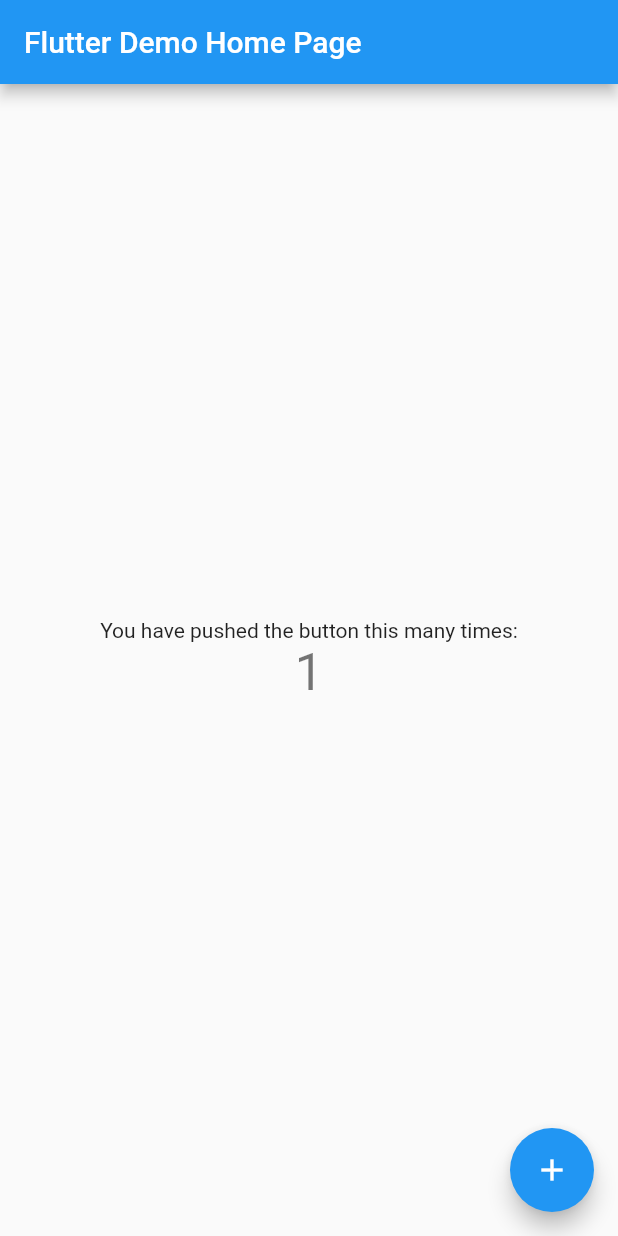
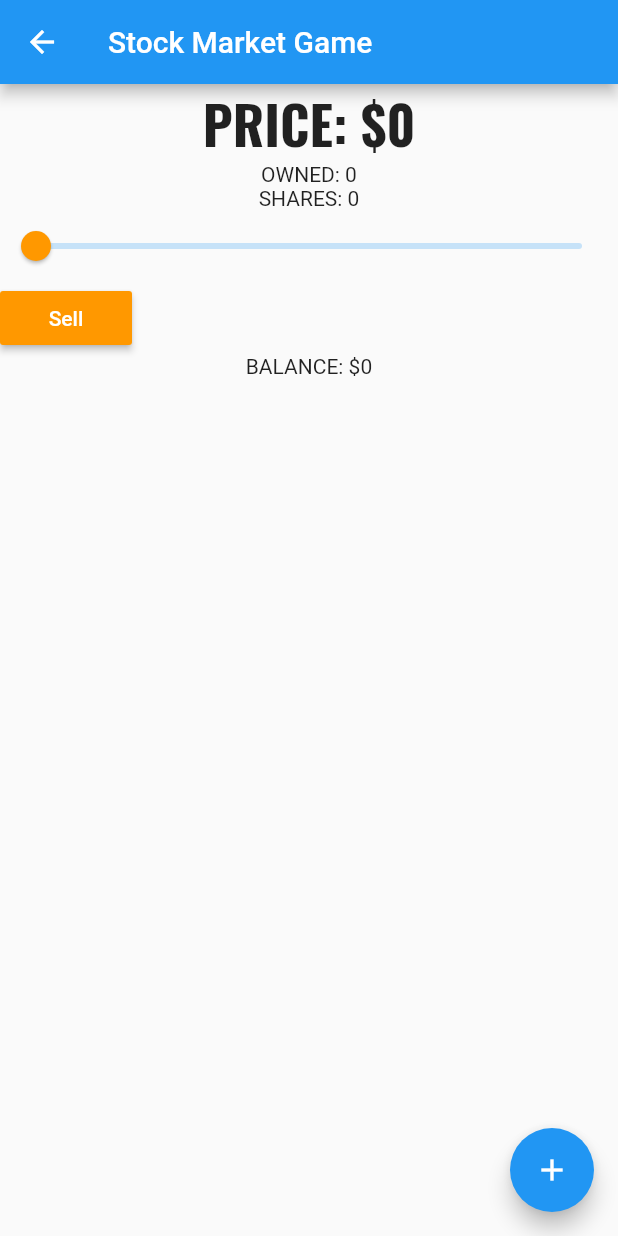
Before and after one commit to praneetnadella/Finance4Kids, a Flutter app: the screen it shows after launch, after a tap on the "add" icon, on a phone screen of 412 x 824 dp. Run offline on Flutter 3.47's test engine with Material 2 defaults, Android fonts, the phone set to English and light mode, and no system bars.

Commit message:
Stock Game Initial

```diff
--- /dev/null
+++ b/lib/game.dart
@@ -0,0 +1,55 @@
+import 'package:finance4kids/main.dart';
+import 'package:flutter/material.dart';
+
+
+
+class StockGame extends StatefulWidget {
+  @override
+  _StockGameState createState() => _StockGameState();
+}
+
+class _StockGameState extends State<StockGame> {
+  int _price = 0;
+  int _owned = 0;
+  int _shares = 0;
+  int _balance = 100;
+  double shares = 0.0;
+  @override
+  Widget build(BuildContext context) {
+    return Scaffold(
+      appBar: AppBar(
+
+        title: Text("Stock Market Game"),
+      ),
+      body: Column (children: <Widget>[
+        Text("PRICE: \$" + _price.toString(),
+          style: TextStyle(fontWeight: FontWeight.w800, fontSize: 35, fontFamily: 'Oswald'),),
+        Text("OWNED: " + _owned.toString()),
+        Text("SHARES: " + _shares.toString()),
+        Slider.adaptive (
+          max: 20.0, min: 0.0, activeColor: Colors.orange, value: shares,
+          onChanged: (double newValue) {
+            setState(() {
+              _shares = newValue.round();
+              shares = newValue;
+            });
+          },),
+        Row (children: <Widget>[
+          RaisedButton(
+            child: Text("Sell", style: TextStyle(color: Colors.white),),
+            onPressed: () => {
+            },
+            color: Colors.orange,)
+        ],),
+        Text("BALANCE: \$" + _price.toString()),
+      ],),
+      floatingActionButton: FloatingActionButton(
+        onPressed: () {
+           Navigator.pop(context);
+        },
+        tooltip: 'Increment',
+        child: Icon(Icons.add),
+      ), // This trailing comma makes auto-formatting nicer for build methods.
+    );
+  }
+}
--- a/lib/main.dart
+++ b/lib/main.dart
@@ -1,3 +1,4 @@
+import 'package:finance4kids/game.dart';
 import 'package:flutter/material.dart';
 
 void main() => runApp(MyApp());
@@ -7,20 +8,11 @@ class MyApp extends StatelessWidget {
   @override
   Widget build(BuildContext context) {
     return MaterialApp(
-      title: 'Flutter Demo',
+      title: 'Finance4Kids',
       theme: ThemeData(
-        // This is the theme of your application.
-        //
-        // Try running your application with "flutter run". You'll see the
-        // application has a blue toolbar. Then, without quitting the app, try
-        // changing the primarySwatch below to Colors.green and then invoke
-        // "hot reload" (press "r" in the console where you ran "flutter run",
-        // or simply save your changes to "hot reload" in a Flutter IDE).
-        // Notice that the counter didn't reset back to zero; the application
-        // is not restarted.
         primarySwatch: Colors.blue,
       ),
-      home: MyHomePage(title: 'Flutter Demo Home Page'),
+      home: MyHomePage(title: 'Finance4Kids'),
     );
   }
 }
@@ -48,47 +40,18 @@ class _MyHomePageState extends State<MyHomePage> {
 
   void _incrementCounter() {
     setState(() {
-      // This call to setState tells the Flutter framework that something has
-      // changed in this State, which causes it to rerun the build method below
-      // so that the display can reflect the updated values. If we changed
-      // _counter without calling setState(), then the build method would not be
-      // called again, and so nothing would appear to happen.
       _counter++;
     });
   }
 
   @override
   Widget build(BuildContext context) {
-    // This method is rerun every time setState is called, for instance as done
-    // by the _incrementCounter method above.
-    //
-    // The Flutter framework has been optimized to make rerunning build methods
-    // fast, so that you can just rebuild anything that needs updating rather
-    // than having to individually change instances of widgets.
     return Scaffold(
       appBar: AppBar(
-        // Here we take the value from the MyHomePage object that was created by
-        // the App.build method, and use it to set our appbar title.
         title: Text(widget.title),
       ),
       body: Center(
-        // Center is a layout widget. It takes a single child and positions it
-        // in the middle of the parent.
         child: Column(
-          // Column is also a layout widget. It takes a list of children and
-          // arranges them vertically. By default, it sizes itself to fit its
-          // children horizontally, and tries to be as tall as its parent.
-          //
-          // Invoke "debug painting" (press "p" in the console, choose the
-          // "Toggle Debug Paint" action from the Flutter Inspector in Android
-          // Studio, or the "Toggle Debug Paint" command in Visual Studio Code)
-          // to see the wireframe for each widget.
-          //
-          // Column has various properties to control how it sizes itself and
-          // how it positions its children. Here we use mainAxisAlignment to
-          // center the children vertically; the main axis here is the vertical
-          // axis because Columns are vertical (the cross axis would be
-          // horizontal).
           mainAxisAlignment: MainAxisAlignment.center,
           children: <Widget>[
             Text(
@@ -102,7 +65,12 @@ class _MyHomePageState extends State<MyHomePage> {
         ),
       ),
       floatingActionButton: FloatingActionButton(
-        onPressed: _incrementCounter,
+        onPressed: () {
+          Navigator.push(
+            context,
+            MaterialPageRoute(builder: (context) => StockGame()),
+          );
+        },
         tooltip: 'Increment',
         child: Icon(Icons.add),
       ), // This trailing comma makes auto-formatting nicer for build methods.
```
Also changed, not shown: pubspec.yaml (+7 -11 lines), assets/fonts/Oswald-Bold.ttf (added), assets/fonts/Oswald-Regular.ttf (added), 2 other files.
